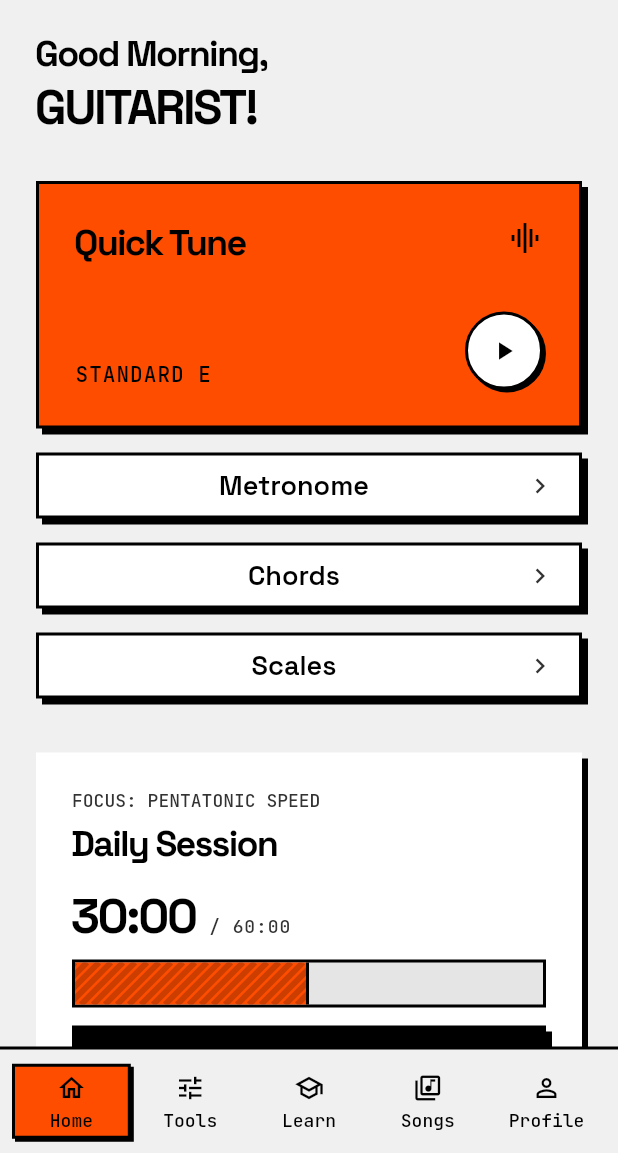
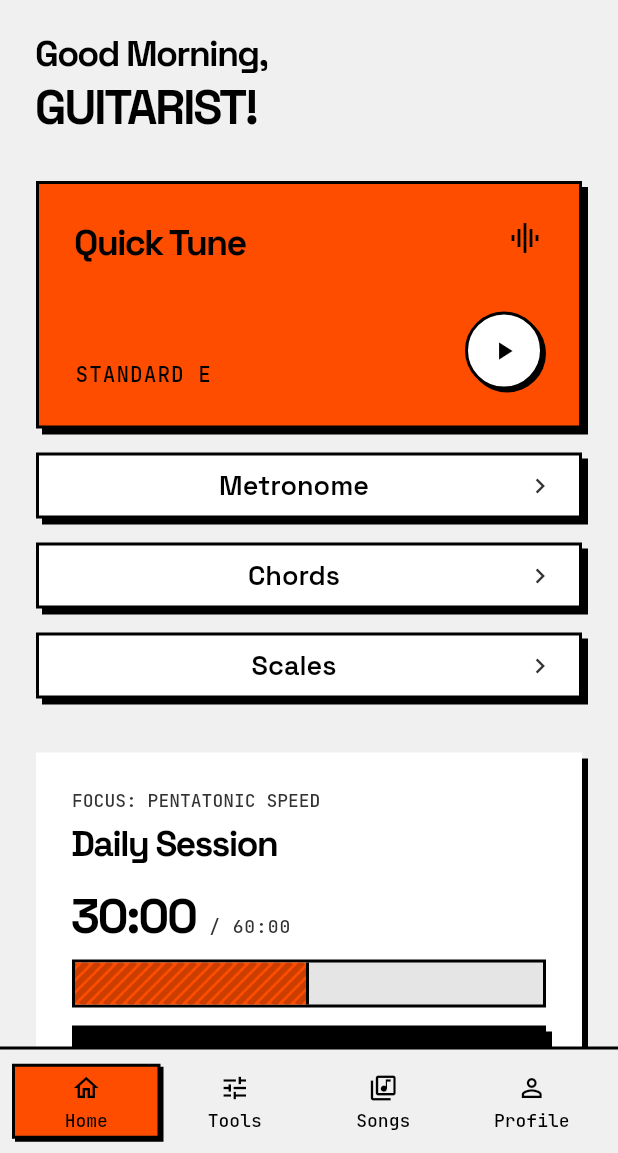
Before and after one commit to Lazy-but-Busy/L-Key, a Flutter app: the screen it shows after launch, on a phone screen of 412 x 824 dp, the part 83-1236 px from its top. Run offline on Flutter 3.47's test engine with Material 3 defaults, Android fonts, the phone set to English and light mode, and no system bars; our stand-ins replace flutter_riverpod, go_router, permission_handler, shared_preferences; missing offline and left inert: flutter_pcm_sound, record; generated files the repository leaves out were written again; project files that could hold a hidden picture were left out.

Commit message:
feat(app): drop Learn and Practice from the shell
Cuts the Learn branch (and its nested Practice route) from the
StatefulShellRoute, taking the shell from five branches to four: Home,
Tools, Songs, Profile. Kept the router/shell/routes diff isolated since
branch order is positional (AppShell.destinations must stay index-aligned
with app_router.dart's branch list) — see ADR-0017.

Co-Authored-By: Claude Sonnet 5 <noreply@anthropic.com>

```diff
--- a/mobile/lib/app/router/app_router.dart
+++ b/mobile/lib/app/router/app_router.dart
@@ -9,9 +9,7 @@ import 'package:l_key/features/chords/presentation/chords_page.dart';
 import 'package:l_key/features/foundation/presentation/foundation_page.dart';
 import 'package:l_key/features/fretboard/presentation/fretboard_page.dart';
 import 'package:l_key/features/home/presentation/home_page.dart';
-import 'package:l_key/features/learning/presentation/learn_page.dart';
 import 'package:l_key/features/metronome/presentation/metronome_page.dart';
-import 'package:l_key/features/practice/presentation/practice_page.dart';
 import 'package:l_key/features/profile/presentation/profile_page.dart';
 import 'package:l_key/features/scales/presentation/scales_page.dart';
 import 'package:l_key/features/settings/presentation/settings_page.dart';
@@ -113,23 +111,6 @@ GoRouter createRouter({Environment environment = Environment.local}) {
           StatefulShellBranch(
             routes: <RouteBase>[
               GoRoute(
-                path: AppRoutes.learn,
-                name: AppRoutes.learnName,
-                builder: (context, state) => const LearnPage(),
-                routes: <RouteBase>[
-                  GoRoute(
-                    path: 'practice',
-                    name: AppRoutes.practiceName,
-                    parentNavigatorKey: rootNavigatorKey,
-                    builder: (context, state) => const PracticePage(),
-                  ),
-                ],
-              ),
-            ],
-          ),
-          StatefulShellBranch(
-            routes: <RouteBase>[
-              GoRoute(
                 path: AppRoutes.songs,
                 name: AppRoutes.songsName,
                 builder: (context, state) => const SongsPage(),
--- a/mobile/lib/app/router/app_routes.dart
+++ b/mobile/lib/app/router/app_routes.dart
@@ -1,9 +1,10 @@
 /// Route paths and names, in one place so no widget hardcodes a string.
 ///
-/// The five branch roots are the primary sections from PRD.md §7. Detail
-/// screens sit under the section that owns them, so a deep link restores the
-/// right tab. `/settings` is the exception: it is reachable from the top bar
-/// of every screen, so no section owns it and it pushes above the shell.
+/// The four branch roots are the primary sections (ADR-0017 cut Learn from
+/// PRD.md §7's original five). Detail screens sit under the section that owns
+/// them, so a deep link restores the right tab. `/settings` is the exception:
+/// it is reachable from the top bar of every screen, so no section owns it
+/// and it pushes above the shell.
 abstract final class AppRoutes {
   /// Home — the first branch and the app's entry point.
   static const String home = '/';
@@ -67,19 +68,6 @@ abstract final class AppRoutes {
   /// Name for named navigation to [scales].
   static const String scalesName = 'scales';
 
-  /// Learn.
-  static const String learn = '/learn';
-
-  /// Name for named navigation to [learn].
-  static const String learnName = 'learn';
-
-  /// Practice session, owned by Learn. Reached from Home as well, which is
-  /// why it keeps the Learn tab lit rather than pushing above the shell.
-  static const String practice = '/learn/practice';
-
-  /// Name for named navigation to [practice].
-  static const String practiceName = 'practice';
-
   /// Song library.
   static const String songs = '/songs';
 
--- a/mobile/lib/app/shell/app_shell.dart
+++ b/mobile/lib/app/shell/app_shell.dart
@@ -6,7 +6,7 @@ import 'package:l_key/shared/widgets/lk_bottom_nav_bar.dart';
 import 'package:l_key/shared/widgets/lk_icon_button.dart';
 import 'package:l_key/shared/widgets/lk_top_app_bar.dart';
 
-/// The five branch roots.
+/// The four branch roots (ADR-0017).
 ///
 /// Every screen below them now pushes on the root navigator (ADR-0014), so in
 /// practice the shell only ever builds one of these. The set stays as the
@@ -15,12 +15,11 @@ import 'package:l_key/shared/widgets/lk_top_app_bar.dart';
 const Set<String> _branchRoots = <String>{
   AppRoutes.home,
   AppRoutes.tools,
-  AppRoutes.learn,
   AppRoutes.songs,
   AppRoutes.profile,
 };
 
-/// The persistent frame around the five primary sections.
+/// The persistent frame around the four primary sections.
 ///
 /// Holds the bottom navigation and the top app bar so neither is rebuilt on a
 /// tab switch, and keeps each section's navigation stack alive through
@@ -45,9 +44,9 @@ class AppShell extends StatelessWidget {
   Widget build(BuildContext context) {
     final l10n = AppLocalizations.of(context);
 
-    // The wordmark belongs to the five sections. A tool or a practice session
-    // sits above the shell entirely and carries its own bar with a back
-    // control (ADR-0014), so the shell is not even built while one is open.
+    // The wordmark belongs to the four sections. A tool sits above the shell
+    // entirely and carries its own bar with a back control (ADR-0014), so the
+    // shell is not even built while one is open.
     final isBranchRoot = _branchRoots.contains(
       GoRouterState.of(context).matchedLocation,
     );
@@ -55,7 +54,6 @@ class AppShell extends StatelessWidget {
     final destinations = <LkNavDestination>[
       LkNavDestination(icon: Icons.home_outlined, label: l10n.navHome),
       LkNavDestination(icon: Icons.tune, label: l10n.navTools),
-      LkNavDestination(icon: Icons.school_outlined, label: l10n.navLearn),
       LkNavDestination(
         icon: Icons.library_music_outlined,
         label: l10n.navSongs,
```
